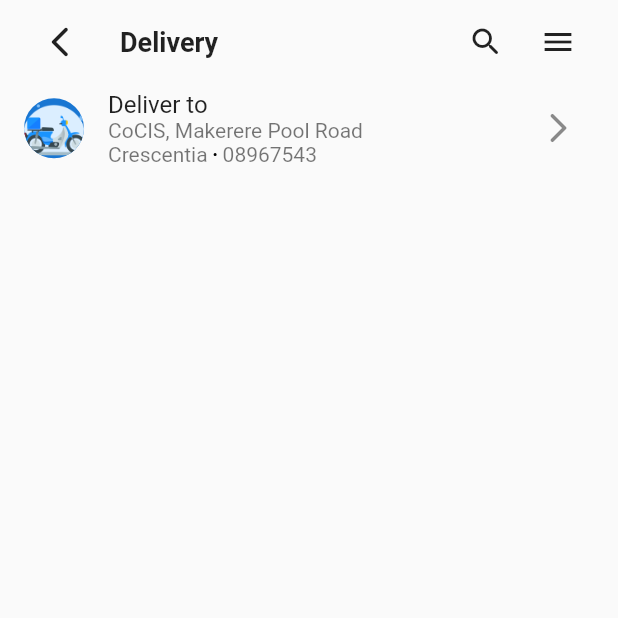
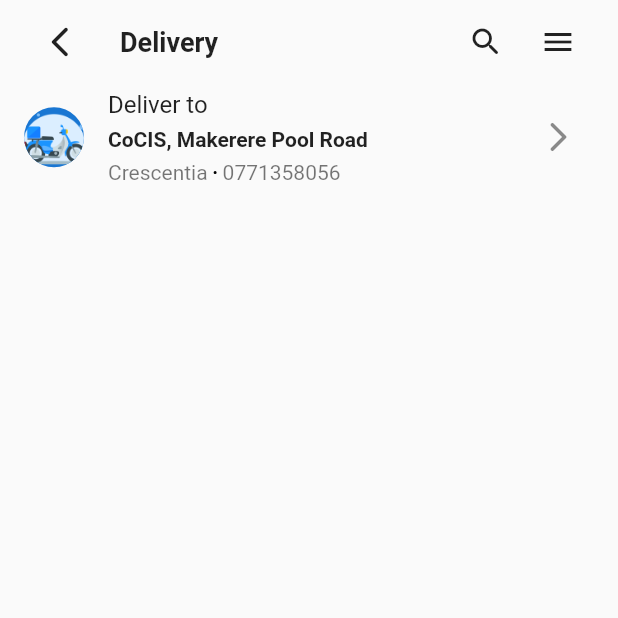
Before and after one commit to Douglas-sp/Sponarie-Restaurant, a Flutter app: the screen it shows after launch, on a phone screen of 412 x 824 dp, the top half of it. Run offline on Flutter 3.47's test engine with Material 2 defaults, Android fonts, the phone set to English and light mode, and no system bars; our stand-ins replace flutter_form_builder.

Commit message:
top part of page doone

```diff
--- a/sponarie/lib/screens/DeliveryMenu.dart
+++ b/sponarie/lib/screens/DeliveryMenu.dart
@@ -57,11 +57,18 @@ class _DeliveryMenuState extends State<DeliveryMenu> {
               backgroundImage:AssetImage("assets/images/delivery.png") ,
             ),
 
-            title: Text("Deliver to"),
+            title: Padding(
+              padding: const EdgeInsets.only(bottom: 6.0),
+              child: Text("Deliver to"),
+            ),
             subtitle: Column(
               crossAxisAlignment: CrossAxisAlignment.start,
               children: [
-                Text("CoCIS, Makerere Pool Road"),
+                Text("CoCIS, Makerere Pool Road", style: TextStyle(
+                  fontWeight: FontWeight.bold,
+                  color: Colors.black87,
+                ),),
+                SizedBox(height: 6.0,),
                 //IntrinsicHeight(
                   //child:
                   Row(
@@ -83,7 +90,7 @@ class _DeliveryMenuState extends State<DeliveryMenu> {
                       ),
 
                       SizedBox(width: 4,),
-                      Text("08967543"),
+                      Text("0771358056"),
 
                     ],
                   ),
```
